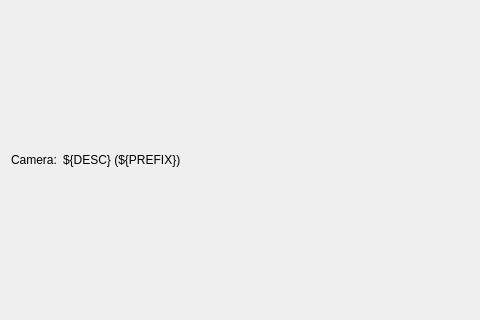
Qt form firefly/camera_viewer.ui (spc-group/haven) before a commit; both pictures show x 0 to 480 and y 146 to 466 of the 992 by 613 pixel window.
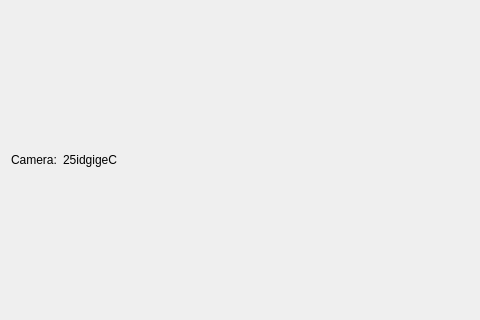
The same form after that commit. Custom widgets are drawn as their Qt base class.

Commit message: Cleaned up camera device and camera viewer window.

Patch:
```diff
--- a/firefly/camera_viewer.ui
+++ b/firefly/camera_viewer.ui
@@ -37,12 +37,9 @@
           </widget>
          </item>
          <item>
-          <widget class="PyDMLabel" name="PyDMLabel_2">
-           <property name="toolTip">
-            <string/>
-           </property>
+          <widget class="QLabel" name="camera_description_label">
            <property name="text">
-            <string>${DESC} (${PREFIX})</string>
+            <string>25idgigeC</string>
            </property>
           </widget>
          </item>
```
Left out of the diff: 41 changed lines with no effect on the pictures. The commit also changes 3 other files.
